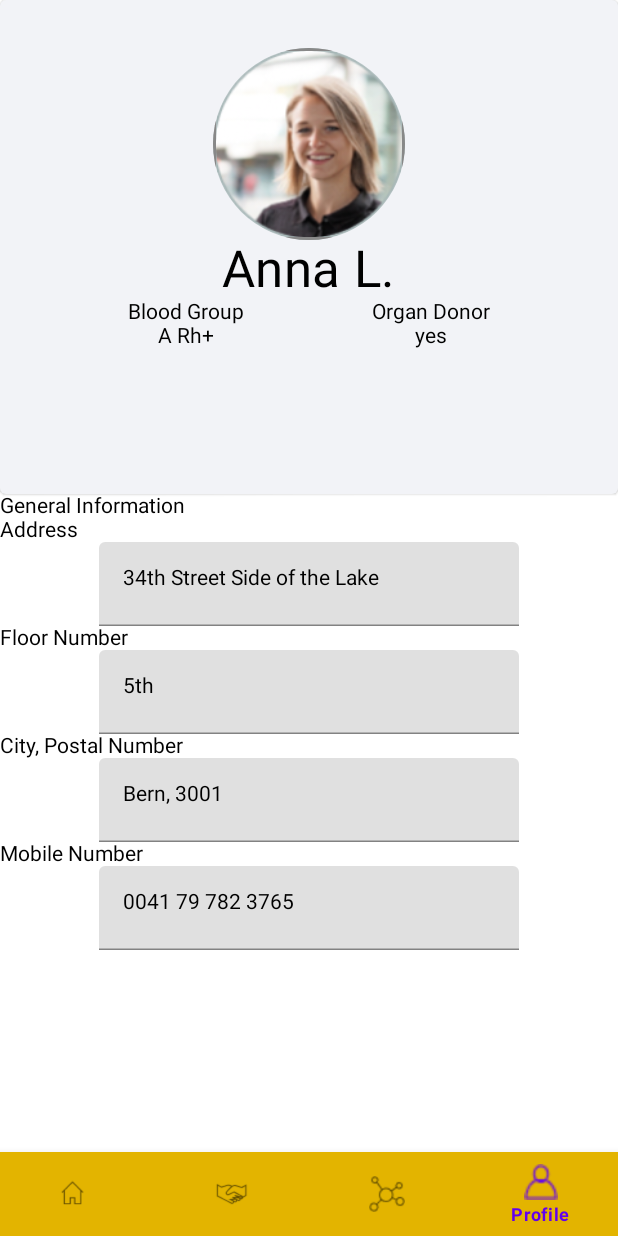
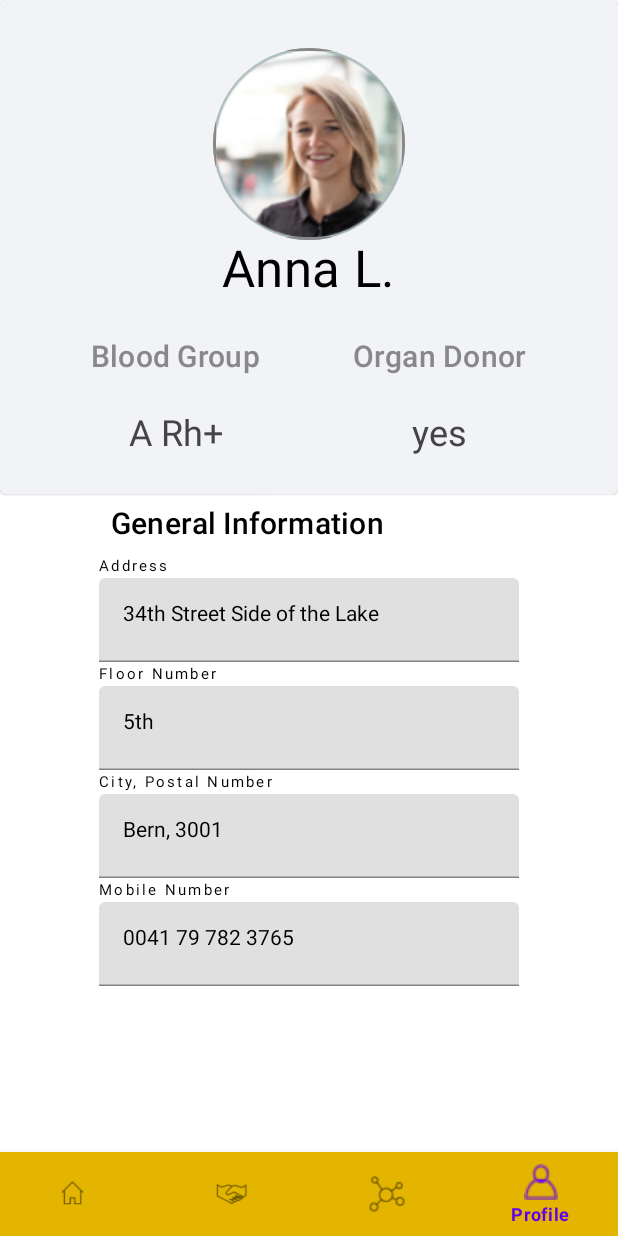
Before and after one commit to starsep/floodbusters, an Android app built with Jetpack Compose: the ProfileFragment screen opened through its navigation route, on a phone screen of 412 x 824 dp. Run offline under Robolectric (Android 15) with nearby library versions, the phone set to English and light mode, and no system bars; our stand-ins replace constraintlayout-compose, navigation-ui.

Commit message:
ProfileScreen styling

```diff
--- a/android/app/src/main/java/org/example/floodbusters/ui/AvatarHeader.kt
+++ b/android/app/src/main/java/org/example/floodbusters/ui/AvatarHeader.kt
@@ -2,6 +2,7 @@ package org.example.floodbusters.ui
 
 import androidx.compose.foundation.Image
 import androidx.compose.foundation.layout.Row
+import androidx.compose.foundation.layout.height
 import androidx.compose.foundation.layout.padding
 import androidx.compose.foundation.layout.size
 import androidx.compose.material.MaterialTheme
@@ -19,12 +20,12 @@ import org.example.floodbusters.dataholder.User
 @Composable
 fun AvatarHeader(user: User, modifier: Modifier) {
     val image: Painter = painterResource(id = R.drawable.user_avatar)
-    ConstraintLayout(modifier = modifier) {
+    ConstraintLayout(modifier = modifier.height(64.dp)) {
         val (avatar, name) = createRefs()
         Image(painter = image, contentDescription = "user avatar",
             Modifier
                 .padding(8.dp)
-                .size(32.dp)
+                .size(64.dp)
                 .constrainAs(avatar) {
                     top.linkTo(parent.top)
                     start.linkTo(parent.start)
--- a/android/app/src/main/java/org/example/floodbusters/ui/guidance/GuidanceScreen.kt
+++ b/android/app/src/main/java/org/example/floodbusters/ui/guidance/GuidanceScreen.kt
@@ -41,7 +41,7 @@ fun GuidanceScreen() {
     val angle1 = remember { Animatable(initialValue = 160f) }
     val angle2 = remember { Animatable(initialValue = 220f) }
     val angle3 = remember { Animatable(initialValue = 300f) }
-    val volume = remember { mutableStateOf(0f) }
+    val volume = remember { mutableStateOf(0.4f) }
     val messages = listOf(
         Message(sos = true, text = "Hi Anna, according to the information we received, you are now in the building on the 34th Street Side of the Lake", time = "16:45", incoming = true),
         Message(sos = false, text = "I will then guide you to a safe place. It is important that you stay calm, ok?", time = "16:47", incoming = true),
--- a/android/app/src/main/java/org/example/floodbusters/ui/home/HomeFragment.kt
+++ b/android/app/src/main/java/org/example/floodbusters/ui/home/HomeFragment.kt
@@ -8,7 +8,9 @@ import android.widget.AdapterView
 import android.widget.ArrayAdapter
 import android.widget.ListView
 import android.widget.TextView
+import androidx.compose.foundation.layout.height
 import androidx.compose.ui.Modifier
+import androidx.compose.ui.unit.dp
 import androidx.fragment.app.Fragment
 import androidx.lifecycle.Observer
 import androidx.lifecycle.ViewModelProvider
@@ -42,7 +44,7 @@ class HomeFragment : Fragment() {
 
         homeViewModel.text.observe(viewLifecycleOwner, {
             binding.avatarHeader.setContent {
-                AvatarHeader(user.copy(name = it), modifier = Modifier)
+                AvatarHeader(user.copy(name = it), modifier = Modifier.height(64.dp))
             }
         })
 
--- a/android/app/src/main/java/org/example/floodbusters/ui/profile/ProfileScreen.kt
+++ b/android/app/src/main/java/org/example/floodbusters/ui/profile/ProfileScreen.kt
@@ -29,7 +29,8 @@ import org.example.floodbusters.dataholder.user
 @Composable
 fun ProfileScreen() {
     val scrollState = remember { ScrollState(initial = 0) }
-    ConstraintLayout(modifier = Modifier
+    ConstraintLayout(
+        modifier = Modifier
             .background(Color.White)
             .fillMaxSize()
             .scrollable(scrollState, Orientation.Vertical)
@@ -41,12 +42,13 @@ fun ProfileScreen() {
         ) = createRefs()
         val userProfileState = remember { mutableStateOf(user) }
 
-        Card (backgroundColor = Color(0xFFF2F3F7), modifier = Modifier
+        Card(backgroundColor = Color(0xFFF2F3F7), modifier = Modifier
             .constrainAs(profileCard) {
                 start.linkTo(parent.start)
                 end.linkTo(parent.end)
             }
-            .fillMaxHeight(0.4f).fillMaxWidth()) {
+            .fillMaxHeight(0.4f)
+            .fillMaxWidth()) {
             ConstraintLayout {
                 val (avatar, name, bloodGroupLabel, bloodGroup,
                     organDonorLabel, organDonor) = createRefs()
@@ -65,74 +67,109 @@ fun ProfileScreen() {
                         .border(width = 2.dp, color = Color.Gray)
 
                 )
-                Text(text = userProfileState.value.name, modifier = Modifier.constrainAs(name) {
+                Text(
+                    text = userProfileState.value.name, modifier = Modifier.constrainAs(name) {
                         start.linkTo(avatar.start)
                         end.linkTo(avatar.end)
                         top.linkTo(avatar.bottom)
                     }, style = MaterialTheme.typography.h4)
                 Text(text = "Blood Group", modifier = Modifier.constrainAs(bloodGroupLabel) {
                     top.linkTo(name.bottom)
+                    bottom.linkTo(bloodGroup.top)
                     start.linkTo(parent.start)
                     end.linkTo(organDonorLabel.start)
-                })
+                }, color = Color.Gray,
+                style = MaterialTheme.typography.h6)
                 Text(
                     text = userProfileState.value.bloodGroup,
                     modifier = Modifier.constrainAs(bloodGroup) {
                         top.linkTo(bloodGroupLabel.bottom)
+                        bottom.linkTo(parent.bottom)
                         start.linkTo(bloodGroupLabel.start)
                         end.linkTo(bloodGroupLabel.end)
-                    })
+                    },
+                    color = Color.DarkGray,
+                    style = MaterialTheme.typography.h5,
+                )
                 Text(text = "Organ Donor", modifier = Modifier.constrainAs(organDonorLabel) {
                     top.linkTo(name.bottom)
+                    bottom.linkTo(organDonor.top)
                     start.linkTo(bloodGroupLabel.end)
                     end.linkTo(parent.end)
-                })
+                }, color = Color.Gray,
+                style = MaterialTheme.typography.h6)
 
                 Text(
                     text = if (userProfileState.value.organDonor) "yes" else "no",
                     modifier = Modifier.constrainAs(organDonor) {
                         top.linkTo(organDonorLabel.bottom)
+                        bottom.linkTo(parent.bottom)
                         start.linkTo(organDonorLabel.start)
                         end.linkTo(organDonorLabel.end)
-                    })
+                    },
+                    color = Color.DarkGray,
+                    style = MaterialTheme.typography.h5,
+                )
             }
         }
-        Text(text = "General Information", modifier = Modifier.constrainAs(generalInformationLabel) {
+
+        Text(
+            text = "General Information",
+            modifier = Modifier.constrainAs(generalInformationLabel) {
                 top.linkTo(profileCard.bottom)
-            start.linkTo(parent.start)
-        })
+                start.linkTo(addressTextField.start)
+            }.padding(8.dp),
+            style = MaterialTheme.typography.h6)
         Text(text = "Address", modifier = Modifier.constrainAs(addressLabel) {
             top.linkTo(generalInformationLabel.bottom)
-            start.linkTo(parent.start)
-        })
-        TextField(value = userProfileState.value.address, onValueChange = { userProfileState.value = userProfileState.value.copy(address = it) }, modifier = Modifier.constrainAs(addressTextField) {
+            start.linkTo(addressTextField.start)
+        }, style = MaterialTheme.typography.overline)
+        TextField(
+            value = userProfileState.value.address,
+            onValueChange = { userProfileState.value = userProfileState.value.copy(address = it) },
+            modifier = Modifier.constrainAs(addressTextField) {
                 top.linkTo(addressLabel.bottom)
                 start.linkTo(parent.start)
                 end.linkTo(parent.end)
             })
         Text(text = "Floor Number", modifier = Modifier.constrainAs(floorNumberLabel) {
             top.linkTo(addressTextField.bottom)
-            start.linkTo(parent.start)
-        })
-        TextField(value = userProfileState.value.floorNumber, onValueChange = { userProfileState.value = userProfileState.value.copy(floorNumber = it) }, modifier = Modifier.constrainAs(floorNumberTextField) {
+            start.linkTo(floorNumberTextField.start)
+        }, style = MaterialTheme.typography.overline)
+        TextField(
+            value = userProfileState.value.floorNumber,
+            onValueChange = {
+                userProfileState.value = userProfileState.value.copy(floorNumber = it)
+            },
+            modifier = Modifier.constrainAs(floorNumberTextField) {
                 top.linkTo(floorNumberLabel.bottom)
                 start.linkTo(parent.start)
                 end.linkTo(parent.end)
             })
         Text(text = "City, Postal Number", modifier = Modifier.constrainAs(cityPostalNumberLabel) {
             top.linkTo(floorNumberTextField.bottom)
-            start.linkTo(parent.start)
-        })
-        TextField(value = userProfileState.value.cityPostalCode, onValueChange = { userProfileState.value = userProfileState.value.copy(cityPostalCode = it) }, modifier = Modifier.constrainAs(cityPostalNumberTextField) {
+            start.linkTo(cityPostalNumberTextField.start)
+        }, style = MaterialTheme.typography.overline)
+        TextField(
+            value = userProfileState.value.cityPostalCode,
+            onValueChange = {
+                userProfileState.value = userProfileState.value.copy(cityPostalCode = it)
+            },
+            modifier = Modifier.constrainAs(cityPostalNumberTextField) {
                 top.linkTo(cityPostalNumberLabel.bottom)
                 start.linkTo(parent.start)
                 end.linkTo(parent.end)
             })
         Text(text = "Mobile Number", modifier = Modifier.constrainAs(mobileNumberLabel) {
             top.linkTo(cityPostalNumberTextField.bottom)
-            start.linkTo(parent.start)
-        })
-        TextField(value = userProfileState.value.mobileNumber, onValueChange = { userProfileState.value = userProfileState.value.copy(mobileNumber = it) },modifier = Modifier.constrainAs(mobileNumberTextField) {
+            start.linkTo(mobileNumberTextField.start)
+        }, style = MaterialTheme.typography.overline)
+        TextField(
+            value = userProfileState.value.mobileNumber,
+            onValueChange = {
+                userProfileState.value = userProfileState.value.copy(mobileNumber = it)
+            },
+            modifier = Modifier.constrainAs(mobileNumberTextField) {
                 top.linkTo(mobileNumberLabel.bottom)
                 start.linkTo(parent.start)
                 end.linkTo(parent.end)
--- a/android/app/src/main/res/layout/fragment_home.xml
+++ b/android/app/src/main/res/layout/fragment_home.xml
@@ -17,21 +17,11 @@
             android:layout_width="match_parent"
             android:layout_height="wrap_content"
             android:orientation="vertical" >
-
-        <LinearLayout
+        <androidx.compose.ui.platform.ComposeView
+            android:id="@+id/avatarHeader"
             android:layout_width="match_parent"
-            android:layout_height="50dp"
-            android:orientation="horizontal">
-
-            <androidx.compose.ui.platform.ComposeView
-                android:id="@+id/avatarHeader"
-                android:layout_width="match_parent"
-                android:layout_height="wrap_content"
-                />
-
-
-        </LinearLayout>
-
+            android:layout_height="64dp"
+            />
         <ListView
             android:id="@+id/listView"
             android:layout_width="match_parent"
```
Lines whose indentation alone changed are shown as unchanged.
